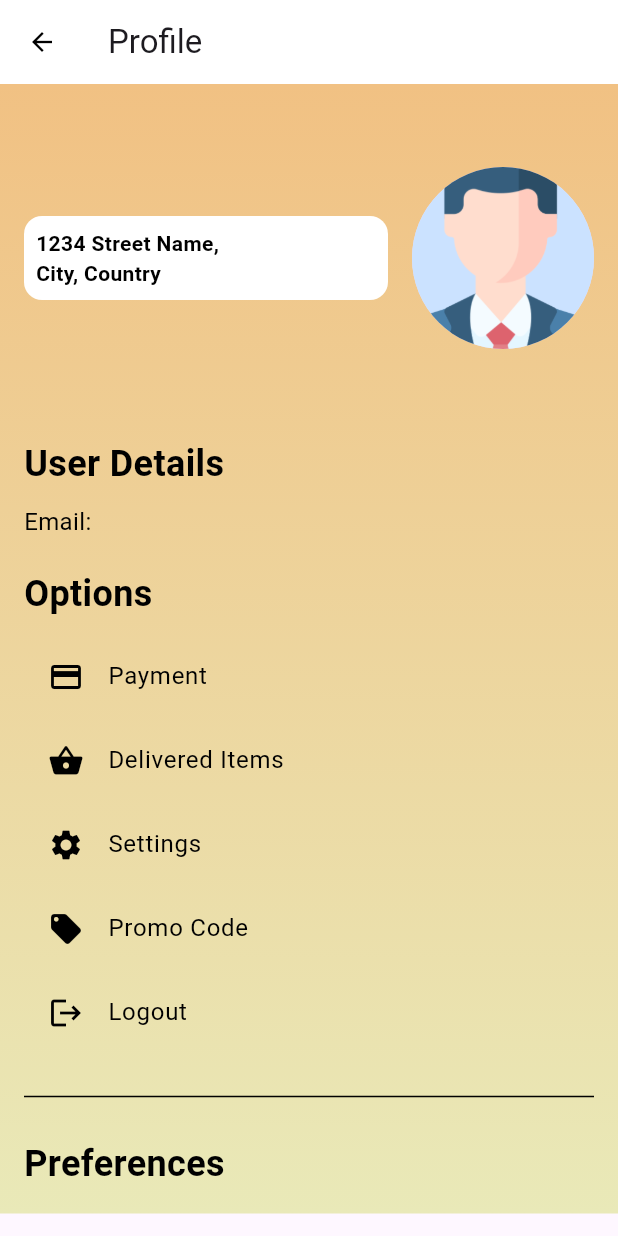
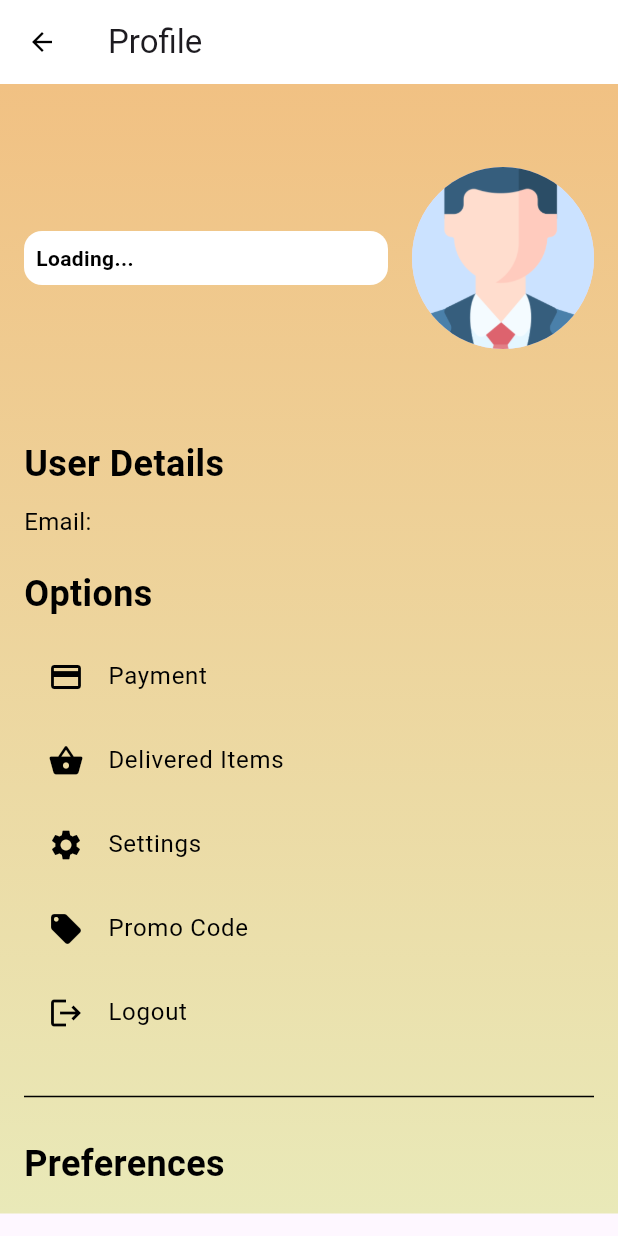
Before and after one commit to sanu00007/MIni-Project-, a Flutter app: the ProfilePage screen opened directly, on a phone screen of 412 x 824 dp. Run offline on Flutter 3.47's test engine with Material 3 defaults, Android fonts, the phone set to English and light mode, and no system bars; our stand-ins replace cloud_firestore, firebase_auth, firebase_core, flutter_map, google_sign_in, latlong2 and 1 more; accounts and stored records are empty; Roboto replaces fonts that are missing (SpecialFont).

Commit message:
profile updated

```diff
--- a/lib/profile.dart
+++ b/lib/profile.dart
@@ -13,6 +13,8 @@ class ProfilePage extends StatefulWidget {
 class _ProfilePageState extends State<ProfilePage> {
   FirebaseAuth _auth = FirebaseAuth.instance;
   User? _user;
+  late String userName;
+
   @override
   void initState() {
     super.initState();
@@ -23,6 +25,9 @@ class _ProfilePageState extends State<ProfilePage> {
     User? currentUser = _auth.currentUser;
     setState(() {
       _user = currentUser;
+      userName = _user?.email != null && _user!.email!.contains('@')
+          ? _user!.email!.split('@')[0]
+          : 'Loading...';
     });
   }
 
@@ -72,7 +77,7 @@ class _ProfilePageState extends State<ProfilePage> {
                           borderRadius: BorderRadius.circular(12.0),
                         ),
                         child: Text(
-                          '1234 Street Name,\nCity, Country',
+                          '$userName',
                           style: TextStyle(
                             fontSize: 14,
                             fontWeight: FontWeight.bold,
```
